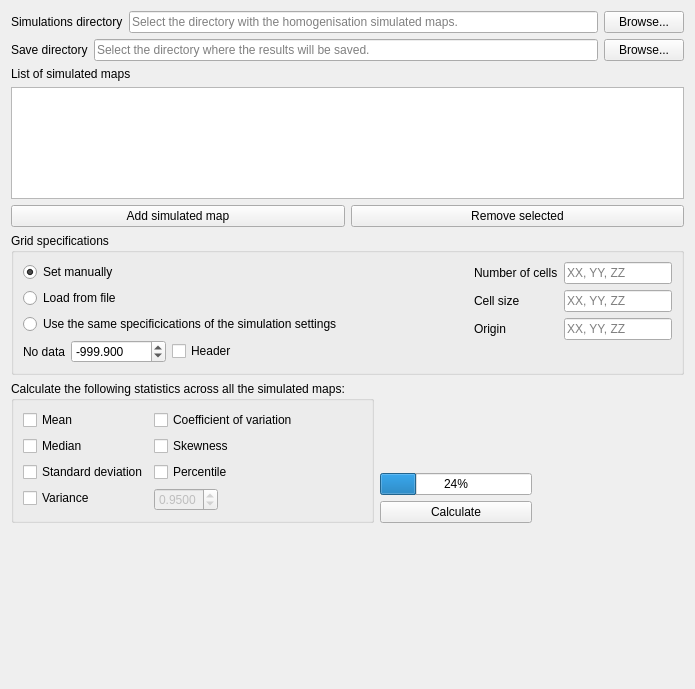
Qt form GSIMCLI/interface/tools.simstats.ui (iled/gsimcli) before a commit.
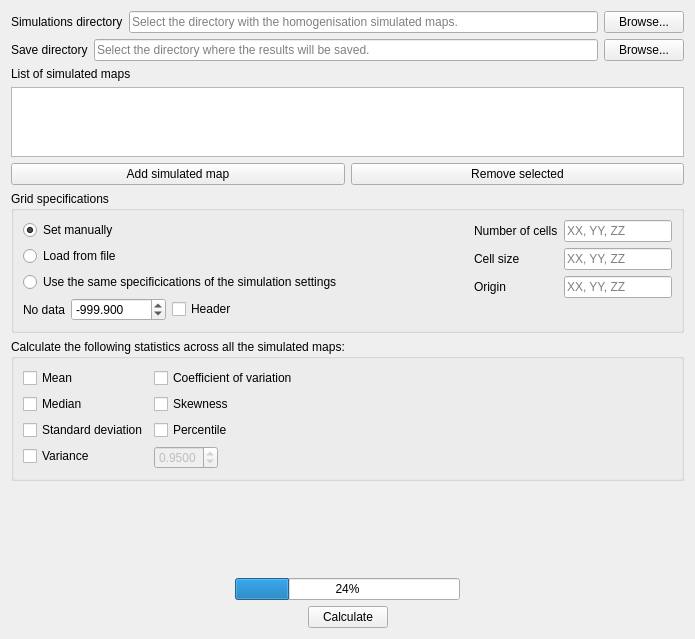
The same form after that commit.

Commit message: completed loading files, calculating stats and saving results

Patch:
```diff
--- a/GSIMCLI/interface/tools.simstats.ui
+++ b/GSIMCLI/interface/tools.simstats.ui
@@ -7,13 +7,13 @@
     <x>0</x>
     <y>0</y>
     <width>695</width>
-    <height>689</height>
+    <height>639</height>
    </rect>
   </property>
   <property name="windowTitle">
    <string>Tools :: Simulation Statistics</string>
   </property>
-  <layout class="QVBoxLayout" name="verticalLayout_3">
+  <layout class="QVBoxLayout" name="verticalLayout">
    <item>
     <layout class="QHBoxLayout" name="horizontalLayout_2">
      <item>
@@ -392,17 +392,32 @@
        </layout>
       </widget>
      </item>
+    </layout>
+   </item>
      <item>
-      <layout class="QVBoxLayout" name="verticalLayout">
-       <item>
-        <spacer name="verticalSpacer">
+    <spacer name="verticalSpacer_2">
          <property name="orientation">
           <enum>Qt::Vertical</enum>
          </property>
          <property name="sizeHint" stdset="0">
           <size>
            <width>20</width>
-           <height>40</height>
+       <height>235</height>
+      </size>
+     </property>
+    </spacer>
+   </item>
+   <item>
+    <layout class="QHBoxLayout" name="horizontalLayout_8">
+     <item>
+      <spacer name="horizontalSpacer_3">
+       <property name="orientation">
+        <enum>Qt::Horizontal</enum>
+       </property>
+       <property name="sizeHint" stdset="0">
+        <size>
+         <width>40</width>
+         <height>20</height>
           </size>
          </property>
         </spacer>
@@ -415,16 +430,44 @@
         </widget>
        </item>
        <item>
+      <spacer name="horizontalSpacer_5">
+       <property name="orientation">
+        <enum>Qt::Horizontal</enum>
+       </property>
+       <property name="sizeHint" stdset="0">
+        <size>
+         <width>40</width>
+         <height>20</height>
+        </size>
+       </property>
+      </spacer>
+     </item>
+    </layout>
+   </item>
+   <item>
+    <layout class="QHBoxLayout" name="horizontalLayout_9">
+     <item>
+      <spacer name="horizontalSpacer_6">
+       <property name="orientation">
+        <enum>Qt::Horizontal</enum>
+       </property>
+       <property name="sizeHint" stdset="0">
+        <size>
+         <width>40</width>
+         <height>20</height>
+        </size>
+       </property>
+      </spacer>
+     </item>
+     <item>
         <widget class="QPushButton" name="buttonCalculate">
          <property name="text">
           <string>Calculate</string>
          </property>
         </widget>
        </item>
-      </layout>
-     </item>
      <item>
-      <spacer name="horizontalSpacer_3">
+      <spacer name="horizontalSpacer_7">
        <property name="orientation">
         <enum>Qt::Horizontal</enum>
        </property>
@@ -438,19 +481,6 @@
      </item>
     </layout>
    </item>
-   <item>
-    <spacer name="verticalSpacer_2">
-     <property name="orientation">
-      <enum>Qt::Vertical</enum>
-     </property>
-     <property name="sizeHint" stdset="0">
-      <size>
-       <width>20</width>
-       <height>235</height>
-      </size>
-     </property>
-    </spacer>
-   </item>
   </layout>
  </widget>
  <resources/>
```
Left out of the diff: 2 changed lines with no effect on the pictures. Lines whose indentation alone changed are shown as unchanged. The commit also changes 1 other file.
